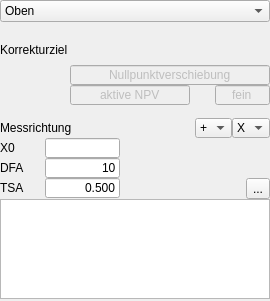
Above: TouchProbe/tp_kante.ui from mikejg/CamHelper before the change. Below: the same form after it.
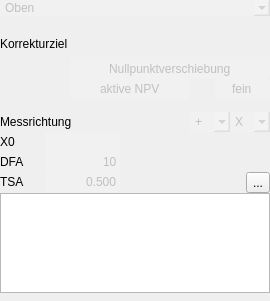
That is the form after the change. Icons and pictures are not drawn. Custom widgets are drawn as their Qt base class.

What changed in the file:
```diff
--- a/TouchProbe/tp_kante.ui
+++ b/TouchProbe/tp_kante.ui
@@ -19,6 +19,19 @@
   <property name="windowTitle">
    <string>Form</string>
   </property>
+  <property name="styleSheet">
+   <string notr="true">QLineEdit{color:rgb(192,192,192);
+                  background-color: rgba(255, 255, 255,32);
+                  border-radius:3px;}
+QLineEdit:focus{color:rgb(192,192,192);
+                             border: 1px solid;
+                             border-color: rgb(0, 128, 0);
+                            selection-background-color: rgb(40, 76, 117);}
+
+QComboBox{color:rgb(192,192,192);
+                        background-color: rgba(255, 255, 255,32);
+                         border-radius:3px;}</string>
+  </property>
   <layout class="QVBoxLayout" name="verticalLayout">
    <property name="spacing">
     <number>0</number>
@@ -276,6 +289,12 @@
      </item>
      <item>
       <widget class="MComboBox" name="comboBox_Messrichtung">
+       <property name="minimumSize">
+        <size>
+         <width>40</width>
+         <height>0</height>
+        </size>
+       </property>
        <property name="maximumSize">
         <size>
          <width>40</width>
@@ -296,6 +315,12 @@
      </item>
      <item>
       <widget class="MComboBox" name="comboBox_Messachse">
+       <property name="minimumSize">
+        <size>
+         <width>40</width>
+         <height>0</height>
+        </size>
+       </property>
        <property name="maximumSize">
         <size>
          <width>70</width>
```
Left out of the diff: 2 changed lines with no effect on the pictures.
